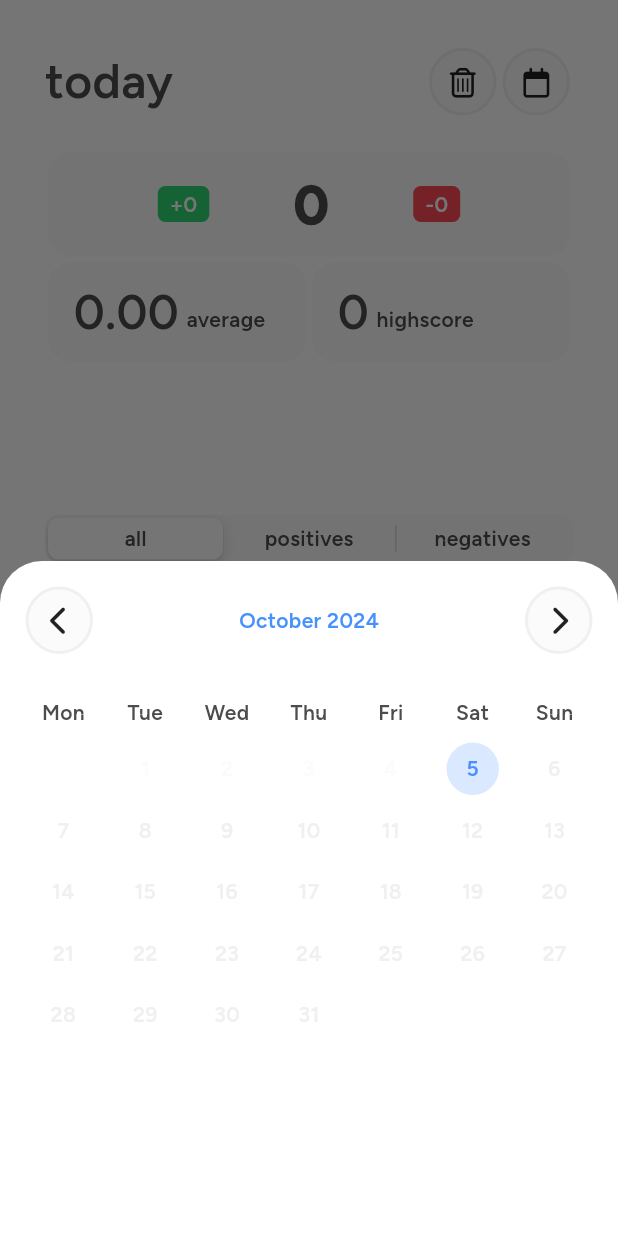
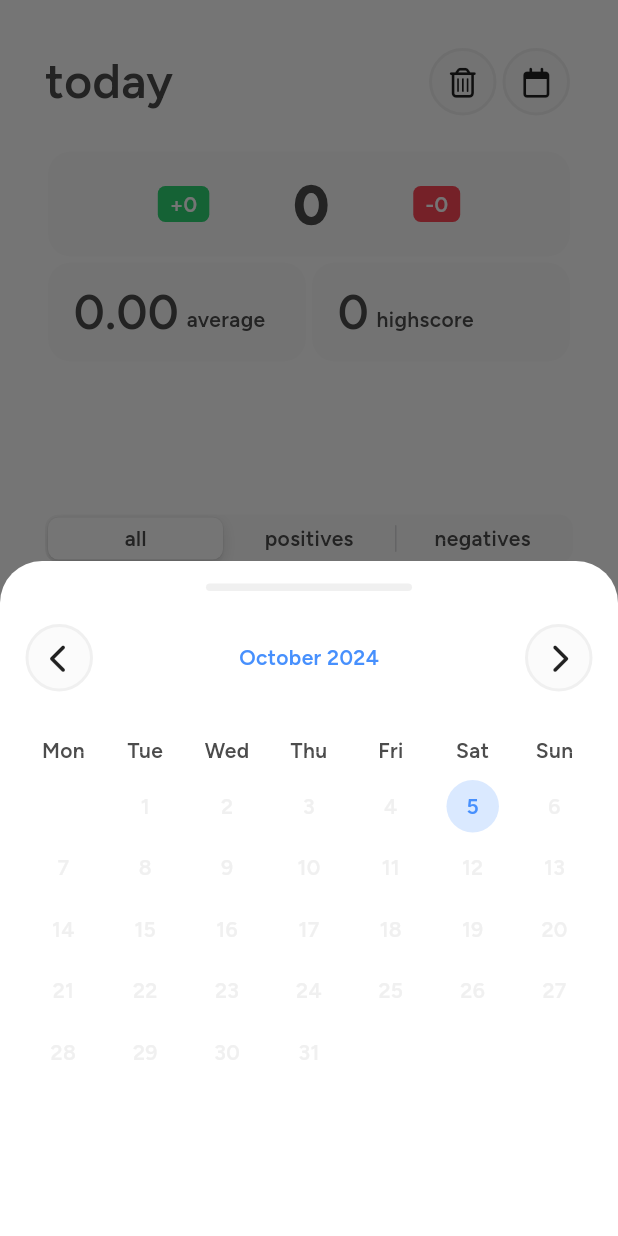
Before and after one commit to Studio-Grosser/gameify, a Flutter app: the screen it shows after launch, after a tap on an icon or button, on a phone screen of 412 x 824 dp. Run offline on Flutter 3.47's test engine with Material 3 defaults, Android fonts, the light colour scheme and no system bars; our stand-ins replace font_awesome_flutter, sqflite; missing offline and left inert: date_picker_plus, fading_edge_scrollview; accounts and stored records are empty.

Commit message:
fix calendar bugs

```diff
--- a/lib/pages/main_page.dart
+++ b/lib/pages/main_page.dart
@@ -178,7 +178,8 @@ class _MainPageState extends State<MainPage> {
     showModalBottomSheet(
         context: context,
         builder: (context) {
-          return CustomDatePicker(onChanged: changeDate);
+          return CustomDatePicker(
+              onChanged: changeDate, selectedDate: currentDate);
         });
   }
 
--- a/lib/widgets/custom_date_picker.dart
+++ b/lib/widgets/custom_date_picker.dart
@@ -1,23 +1,43 @@
 import 'package:flutter/cupertino.dart';
+import 'package:gameify/utils/themes.dart';
 import 'package:gameify/widgets/heat_map.dart';
 
 class CustomDatePicker extends StatefulWidget {
-  const CustomDatePicker({super.key, required this.onChanged});
+  const CustomDatePicker(
+      {super.key, required this.onChanged, required this.selectedDate});
   final Function(DateTime) onChanged;
+  final DateTime selectedDate;
 
   @override
   State<CustomDatePicker> createState() => _CustomDatePickerState();
 }
 
 class _CustomDatePickerState extends State<CustomDatePicker> {
-  DateTime currentDate = DateTime.now();
+  late DateTime currentDate;
+
+  @override
+  void initState() {
+    super.initState();
+    currentDate = widget.selectedDate;
+  }
 
   @override
   Widget build(BuildContext context) {
     return Container(
         height: 450,
         padding: const EdgeInsets.all(15),
-        child: HeatMap(
+        child: Column(
+          children: [
+            Container(
+              alignment: Alignment.topCenter,
+              width: MediaQuery.of(context).size.width / 3,
+              height: 5,
+              decoration: BoxDecoration(
+                  color: Themes.secondary,
+                  borderRadius: BorderRadius.circular(15)),
+            ),
+            const SizedBox(height: 20),
+            HeatMap(
               selectedDate: currentDate,
               onSelection: (newDate) {
                 if (newDate == null) return;
@@ -26,6 +46,8 @@ class _CustomDatePickerState extends State<CustomDatePicker> {
                 });
                 widget.onChanged(newDate);
               },
-            selectableDays: [0, 1, 2, 3, 4, 5, 6]));
+            ),
+          ],
+        ));
   }
 }
--- a/lib/widgets/heat_map.dart
+++ b/lib/widgets/heat_map.dart
@@ -13,11 +13,9 @@ class HeatMap extends StatefulWidget {
     super.key,
     required this.onSelection,
     this.selectedDate,
-    required this.selectableDays,
   });
   final Function(DateTime?) onSelection;
   final DateTime? selectedDate;
-  final List<int> selectableDays;
 
   @override
   State<HeatMap> createState() => _HeatMapState();
@@ -120,8 +118,7 @@ class _HeatMapState extends State<HeatMap> {
         day: date.day,
         date: date,
         isSelected: date == widget.selectedDate,
-        isSelectable: widget.selectableDays.contains(date.weekday - 1) &&
-            date.isAfter(DateTime.now().subtract(const Duration(days: 1))),
+        isSelectable: true,
         onSelected: (newDate) => widget.onSelection(newDate),
       ));
     }
```
Lines whose indentation alone changed are shown as unchanged.
